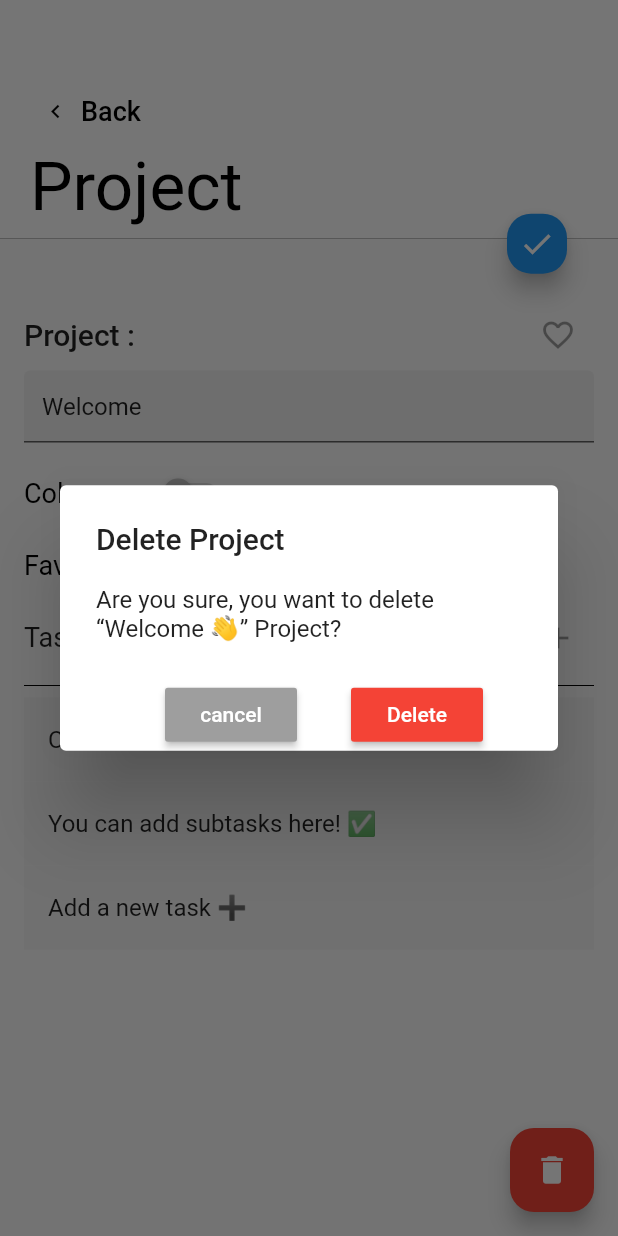
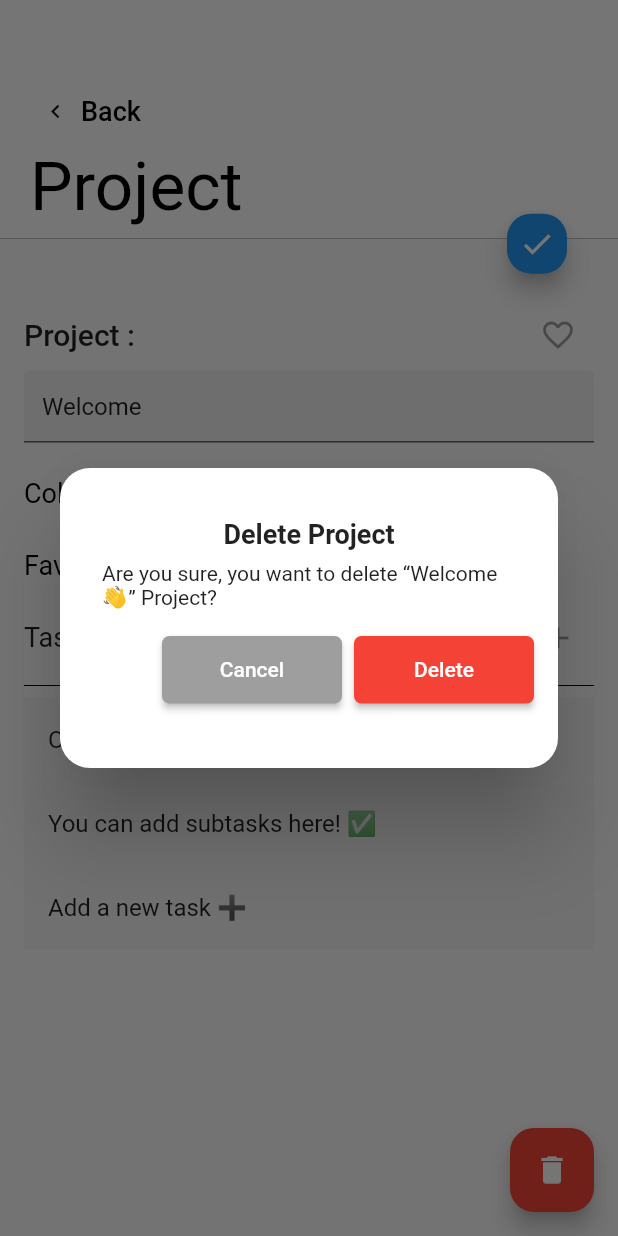
Before and after one commit to dipak-bacancy/taskly, a Flutter app: the Project screen opened directly, after a tap on the "delete" icon, on a phone screen of 412 x 824 dp. Run offline on Flutter 3.47's test engine with Material 2 defaults, Android fonts, the phone set to English and light mode, and no system bars.

Commit message:
delete dailog made custom

```diff
--- a/lib/project.dart
+++ b/lib/project.dart
@@ -32,9 +32,7 @@ class Project extends StatelessWidget {
         ),
         floatingActionButton: FloatingActionButton(
           onPressed: () {
-            showDialog<void>(
-                context: context,
-                builder: (context) => buildAlertDialog(context));
+            buildDeleteDialog(context);
           },
           child: Icon(Icons.delete),
           backgroundColor: Colors.red,
@@ -46,36 +44,70 @@ class Project extends StatelessWidget {
   }
 
 // delete dailog
-  AlertDialog buildAlertDialog(BuildContext context) {
-    return AlertDialog(
-      title: Text('Delete Project'),
-      content: Text('Are you sure, you want to delete “Welcome 👋” Project?'),
-      actionsPadding: EdgeInsets.symmetric(horizontal: 50),
-      actions: [
+  Future buildDeleteDialog(BuildContext context) {
+    return showDialog(
+        context: context,
+        barrierDismissible: false,
+        builder: (BuildContext context) {
+          return Dialog(
+            shape: RoundedRectangleBorder(
+                borderRadius: BorderRadius.circular(20.0)), //this right here
+            child: Container(
+              height: 200,
+              padding: EdgeInsets.all(8),
+              child: Column(
+                mainAxisAlignment: MainAxisAlignment.center,
+                crossAxisAlignment: CrossAxisAlignment.center,
+                // crossAxisAlignment: CrossAxisAlignment.start,
+                children: [
+                  Text(
+                    'Delete Project',
+                    style: TextStyle(fontWeight: FontWeight.bold, fontSize: 18),
+                  ),
+                  Container(
+                    padding: const EdgeInsets.fromLTRB(20, 8, 20, 8),
+                    child: Center(
+                      child: Text(
+                        'Are you sure, you want to delete “Welcome 👋” Project?',
+                        style: TextStyle(fontSize: 14),
+                      ),
+                    ),
+                  ),
+                  ButtonBar(
+                    buttonMinWidth: 120,
+                    buttonHeight: 45,
+                    children: [
                       RaisedButton(
                         onPressed: () {
                           // Respond to button press
-
                           Navigator.pop(context);
                         },
+                        shape: RoundedRectangleBorder(
+                          borderRadius: new BorderRadius.circular(5.0),
+                        ),
                         color: Colors.grey,
                         textColor: Colors.white,
-          child: Text('cancel'),
-        ),
-        SizedBox(
-          width: 20,
+                        child: Text('Cancel'),
                       ),
                       RaisedButton(
                         onPressed: () {
                           // Respond to button press
                           Navigator.pop(context);
                         },
+                        shape: RoundedRectangleBorder(
+                          borderRadius: new BorderRadius.circular(5.0),
+                        ),
                         color: Colors.red,
                         textColor: Colors.white,
                         child: Text('Delete'),
+                      )
+                    ],
                   ),
                 ],
+              ),
+            ),
           );
+        });
   }
 }
 
```
Also changed, not shown: lib/TaskDetail.dart (+82 -109 lines). Lines whose indentation alone changed are shown as unchanged.
